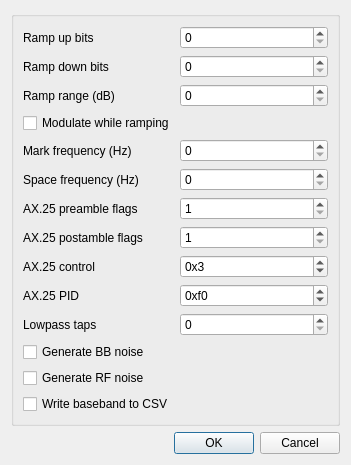
Qt form plugins/channeltx/modpacket/packetmodtxsettingsdialog.ui (f4exb/sdrangel) before a commit.
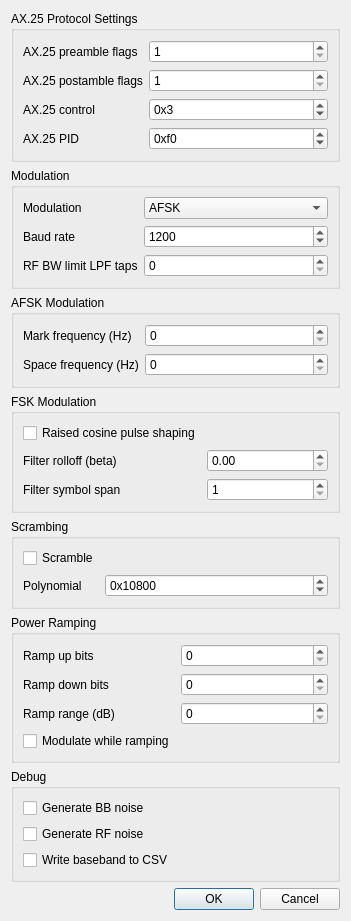
The same form after that commit.

Commit message: Add 9600 FSK modem with scrambler and raised-cosine pulse-shaping. Add baseband BPF for AFSK.

Diff of the .ui file:
```diff
--- a/plugins/channeltx/modpacket/packetmodtxsettingsdialog.ui
+++ b/plugins/channeltx/modpacket/packetmodtxsettingsdialog.ui
@@ -7,7 +7,7 @@
     <x>0</x>
     <y>0</y>
     <width>351</width>
-    <height>449</height>
+    <height>849</height>
    </rect>
   </property>
   <property name="font">
@@ -21,111 +21,19 @@
   </property>
   <layout class="QVBoxLayout" name="verticalLayout">
    <item>
-    <widget class="QGroupBox" name="groupBox">
-     <layout class="QFormLayout" name="formLayout">
+    <widget class="QGroupBox" name="ax25Group">
+     <property name="title">
+      <string>AX.25 Protocol Settings</string>
+     </property>
+     <layout class="QFormLayout" name="formLayout_4">
       <item row="0" column="0">
-       <widget class="QLabel" name="rampUpLabel">
-        <property name="text">
-         <string>Ramp up bits</string>
-        </property>
-       </widget>
-      </item>
-      <item row="0" column="1">
-       <widget class="QSpinBox" name="rampUp">
-        <property name="toolTip">
-         <string>Number of bits at start of frame during which output power is ramped up.</string>
-        </property>
-       </widget>
-      </item>
-      <item row="1" column="0">
-       <widget class="QLabel" name="rampDownLabel">
-        <property name="text">
-         <string>Ramp down bits</string>
-        </property>
-       </widget>
-      </item>
-      <item row="1" column="1">
-       <widget class="QSpinBox" name="rampDown">
-        <property name="toolTip">
-         <string>Number of bits at end of frame during which output power is ramped down.</string>
-        </property>
-       </widget>
-      </item>
-      <item row="2" column="0">
-       <widget class="QLabel" name="rampRangeLabel">
-        <property name="text">
-         <string>Ramp range (dB)</string>
-        </property>
-       </widget>
-      </item>
-      <item row="2" column="1">
-       <widget class="QSpinBox" name="rampRange">
-        <property name="toolTip">
-         <string>Range in dB over which power is ramped up or down. E.g. a value of 60 causes power to be ramped from -60dB to 0dB.</string>
-        </property>
-        <property name="maximum">
-         <number>120</number>
-        </property>
-       </widget>
-      </item>
-      <item row="3" column="0" colspan="2">
-       <widget class="QCheckBox" name="modulateWhileRamping">
-        <property name="toolTip">
-         <string>Modulate during ramping.</string>
-        </property>
-        <property name="text">
-         <string>Modulate while ramping</string>
-        </property>
-       </widget>
-      </item>
-      <item row="4" column="0">
-       <widget class="QLabel" name="markFrequencyLabel">
-        <property name="text">
-         <string>Mark frequency (Hz)</string>
-        </property>
-       </widget>
-      </item>
-      <item row="4" column="1">
-       <widget class="QSpinBox" name="markFrequency">
-        <property name="toolTip">
-         <string>Frequency of tone to generate for a mark (1).</string>
-        </property>
-        <property name="maximum">
-         <number>24000</number>
-        </property>
-        <property name="singleStep">
-         <number>100</number>
-        </property>
-       </widget>
-      </item>
-      <item row="5" column="0">
-       <widget class="QLabel" name="spaceFrequencyLabel">
-        <property name="text">
-         <string>Space frequency (Hz)</string>
-        </property>
-       </widget>
-      </item>
-      <item row="5" column="1">
-       <widget class="QSpinBox" name="spaceFrequency">
-        <property name="toolTip">
-         <string>Frequency of tone to generate for a space (0).</string>
-        </property>
-        <property name="maximum">
-         <number>24000</number>
-        </property>
-        <property name="singleStep">
-         <number>100</number>
-        </property>
-       </widget>
-      </item>
-      <item row="6" column="0">
        <widget class="QLabel" name="ax25PreFlagsLabel">
         <property name="text">
          <string>AX.25 preamble flags</string>
         </property>
        </widget>
       </item>
-      <item row="6" column="1">
+      <item row="0" column="1">
        <widget class="QSpinBox" name="ax25PreFlags">
         <property name="toolTip">
          <string>Number of flags to be transmitted before the frame. This gives more time for a receiver to unmute.</string>
@@ -138,14 +46,14 @@
         </property>
        </widget>
       </item>
-      <item row="7" column="0">
+      <item row="1" column="0">
        <widget class="QLabel" name="ax25PostFlagsLabel">
         <property name="text">
          <string>AX.25 postamble flags</string>
         </property>
        </widget>
       </item>
-      <item row="7" column="1">
+      <item row="1" column="1">
        <widget class="QSpinBox" name="ax25PostFlags">
         <property name="toolTip">
          <string>Number of flags to be transmitted after the frame.</string>
@@ -158,14 +66,14 @@
         </property>
        </widget>
       </item>
-      <item row="8" column="0">
+      <item row="2" column="0">
        <widget class="QLabel" name="ax25ControlLabel">
         <property name="text">
          <string>AX.25 control</string>
         </property>
        </widget>
       </item>
-      <item row="8" column="1">
+      <item row="2" column="1">
        <widget class="QSpinBox" name="ax25Control">
         <property name="toolTip">
          <string>Value of control field in AX.25 frame.</string>
@@ -184,14 +92,14 @@
         </property>
        </widget>
       </item>
-      <item row="9" column="0">
+      <item row="3" column="0">
        <widget class="QLabel" name="ax25PIDLabel">
         <property name="text">
          <string>AX.25 PID</string>
         </property>
        </widget>
       </item>
-      <item row="9" column="1">
+      <item row="3" column="1">
        <widget class="QSpinBox" name="ax25PID">
         <property name="toolTip">
          <string>Value of PID field in AX.25 frame. Use 0xf0 for no L3.</string>
@@ -210,14 +118,67 @@
         </property>
        </widget>
       </item>
-      <item row="10" column="0">
+     </layout>
+    </widget>
+   </item>
+   <item>
+    <widget class="QGroupBox" name="baudGroup">
+     <property name="title">
+      <string>Modulation</string>
+     </property>
+     <layout class="QFormLayout" name="formLayout_8">
+      <item row="1" column="0">
+       <widget class="QLabel" name="baudLabel">
+        <property name="text">
+         <string>Baud rate</string>
+        </property>
+       </widget>
+      </item>
+      <item row="1" column="1">
+       <widget class="QSpinBox" name="baud">
+        <property name="toolTip">
+         <string>Baud rate (symbols per second).</string>
+        </property>
+        <property name="maximum">
+         <number>100000</number>
+        </property>
+        <property name="value">
+         <number>1200</number>
+        </property>
+       </widget>
+      </item>
+      <item row="0" column="1">
+       <widget class="QComboBox" name="modulation">
+        <property name="toolTip">
+         <string>Modulaton type.</string>
+        </property>
+        <item>
+         <property name="text">
+          <string>AFSK</string>
+         </property>
+        </item>
+        <item>
+         <property name="text">
+          <string>FSK</string>
+         </property>
+        </item>
+       </widget>
+      </item>
+      <item row="0" column="0">
+       <widget class="QLabel" name="modulationLabel">
+        <property name="text">
+         <string>Modulation</string>
+        </property>
+       </widget>
+      </item>
+      <item row="2" column="0">
        <widget class="QLabel" name="lpfTapsLabel">
         <property name="text">
-         <string>Lowpass taps</string>
+         <string>RF BW limit LPF taps</string>
         </property>
        </widget>
       </item>
-      <item row="10" column="1">
+      <item row="2" column="1">
        <widget class="QSpinBox" name="lpfTaps">
         <property name="toolTip">
          <string>Number of taps in LPF for RF BW filter.</string>
@@ -227,7 +188,243 @@
         </property>
        </widget>
       </item>
-      <item row="12" column="0">
+     </layout>
+    </widget>
+   </item>
+   <item>
+    <widget class="QGroupBox" name="afskGroup">
+     <property name="title">
+      <string>AFSK Modulation</string>
+     </property>
+     <layout class="QFormLayout" name="formLayout_5">
+      <item row="0" column="1">
+       <widget class="QSpinBox" name="markFrequency">
+        <property name="toolTip">
+         <string>Frequency of tone to generate for a mark (1).</string>
+        </property>
+        <property name="maximum">
+         <number>24000</number>
+        </property>
+        <property name="singleStep">
+         <number>100</number>
+        </property>
+       </widget>
+      </item>
+      <item row="0" column="0">
+       <widget class="QLabel" name="markFrequencyLabel">
+        <property name="text">
+         <string>Mark frequency (Hz)</string>
+        </property>
+       </widget>
+      </item>
+      <item row="1" column="0">
+       <widget class="QLabel" name="spaceFrequencyLabel">
+        <property name="text">
+         <string>Space frequency (Hz)</string>
+        </property>
+       </widget>
+      </item>
+      <item row="1" column="1">
+       <widget class="QSpinBox" name="spaceFrequency">
+        <property name="toolTip">
+         <string>Frequency of tone to generate for a space (0).</string>
+        </property>
+        <property name="maximum">
+         <number>24000</number>
+        </property>
+        <property name="singleStep">
+         <number>100</number>
+        </property>
+       </widget>
+      </item>
+     </layout>
+    </widget>
+   </item>
+   <item>
+    <widget class="QGroupBox" name="fskGroup">
+     <property name="title">
+      <string>FSK Modulation</string>
+     </property>
+     <layout class="QFormLayout" name="formLayout_2">
+      <item row="0" column="0">
+       <widget class="QCheckBox" name="pulseShaping">
+        <property name="toolTip">
+         <string>Enable raised cosine pulse shaping filter</string>
+        </property>
+        <property name="text">
+         <string>Raised cosine pulse shaping</string>
+        </property>
+       </widget>
+      </item>
+      <item row="1" column="1">
+       <widget class="QDoubleSpinBox" name="beta">
+        <property name="toolTip">
+         <string>Roll-off of the filter</string>
+        </property>
+        <property name="maximum">
+         <double>1.000000000000000</double>
+        </property>
+        <property name="singleStep">
+         <double>0.250000000000000</double>
+        </property>
+       </widget>
+      </item>
+      <item row="2" column="1">
+       <widget class="QSpinBox" name="symbolSpan">
+        <property name="toolTip">
+         <string>Number of symbols over which filter is applied</string>
+        </property>
+        <property name="minimum">
+         <number>1</number>
+        </property>
+        <property name="maximum">
+         <number>20</number>
+        </property>
+       </widget>
+      </item>
+      <item row="1" column="0">
+       <widget class="QLabel" name="betaLabel">
+        <property name="text">
+         <string>Filter rolloff (beta)</string>
+        </property>
+       </widget>
+      </item>
+      <item row="2" column="0">
+       <widget class="QLabel" name="symbolSpanLabel">
+        <property name="text">
+         <string>Filter symbol span</string>
+        </property>
+       </widget>
+      </item>
+     </layout>
+    </widget>
+   </item>
+   <item>
+    <widget class="QGroupBox" name="scramblingGroup">
+     <property name="title">
+      <string>Scrambing</string>
+     </property>
+     <layout class="QFormLayout" name="formLayout">
+      <item row="0" column="0">
+       <widget class="QCheckBox" name="scramble">
+        <property name="toolTip">
+         <string>Enabling scrambling.</string>
+        </property>
+        <property name="text">
+         <string>Scramble</string>
+        </property>
+       </widget>
+      </item>
+      <item row="1" column="0">
+       <widget class="QLabel" name="polynomialLabel">
+        <property name="text">
+         <string>Polynomial</string>
+        </property>
+       </widget>
+      </item>
+      <item row="1" column="1">
+       <widget class="QSpinBox" name="polynomial">
+        <property name="toolTip">
+         <string>Polynomial of the scrambler. The +1 is implicit.</string>
+        </property>
+        <property name="prefix">
+         <string>0x</string>
+        </property>
+        <property name="maximum">
+         <number>2147483647</number>
+        </property>
+        <property name="value">
+         <number>67584</number>
+        </property>
+        <property name="displayIntegerBase">
+         <number>16</number>
+        </property>
+       </widget>
+      </item>
+     </layout>
+    </widget>
+   </item>
+   <item>
+    <widget class="QGroupBox" name="powerRampingGroup">
+     <property name="title">
+      <string>Power Ramping</string>
+     </property>
+     <layout class="QFormLayout" name="formLayout_6">
+      <item row="0" column="0">
+       <widget class="QLabel" name="rampUpLabel">
+        <property name="text">
+         <string>Ramp up bits</string>
+        </property>
+       </widget>
+      </item>
+      <item row="0" column="1">
+       <widget class="QSpinBox" name="rampUp">
+        <property name="toolTip">
+         <string>Number of bits at start of frame during which output power is ramped up.</string>
+        </property>
+       </widget>
+      </item>
+      <item row="1" column="0">
+       <widget class="QLabel" name="rampDownLabel">
+        <property name="text">
+         <string>Ramp down bits</string>
+        </property>
+       </widget>
+      </item>
+      <item row="1" column="1">
+       <widget class="QSpinBox" name="rampDown">
+        <property name="toolTip">
+         <string>Number of bits at end of frame during which output power is ramped down.</string>
+        </property>
+       </widget>
+      </item>
+      <item row="2" column="0">
+       <widget class="QLabel" name="rampRangeLabel">
+        <property name="text">
+         <string>Ramp range (dB)</string>
+        </property>
+       </widget>
+      </item>
+      <item row="2" column="1">
+       <widget class="QSpinBox" name="rampRange">
+        <property name="toolTip">
+         <string>Range in dB over which power is ramped up or down. E.g. a value of 60 causes power to be ramped from -60dB to 0dB.</string>
+        </property>
+        <property name="maximum">
+         <number>120</number>
+        </property>
+       </widget>
+      </item>
+      <item row="3" column="0">
+       <widget class="QCheckBox" name="modulateWhileRamping">
+        <property name="toolTip">
+         <string>Modulate during ramping.</string>
+        </property>
+        <property name="text">
+         <string>Modulate while ramping</string>
+        </property>
+       </widget>
+      </item>
+     </layout>
+    </widget>
+   </item>
+   <item>
+    <widget class="QGroupBox" name="debugGroup">
+     <property name="title">
+      <string>Debug</string>
+     </property>
+     <layout class="QFormLayout" name="formLayout_3">
+      <item row="0" column="0">
+       <widget class="QCheckBox" name="bbNoise">
+        <property name="toolTip">
+         <string>Generate white noise as baseband signal.</string>
+        </property>
+        <property name="text">
+         <string>Generate BB noise</string>
+        </property>
+       </widget>
+      </item>
+      <item row="1" column="0">
        <widget class="QCheckBox" name="rfNoise">
         <property name="toolTip">
          <string>Generate white noise as RF signal.</string>
@@ -237,7 +434,7 @@
         </property>
        </widget>
       </item>
-      <item row="13" column="0">
+      <item row="2" column="0">
        <widget class="QCheckBox" name="writeToFile">
         <property name="sizePolicy">
          <sizepolicy hsizetype="Minimum" vsizetype="Fixed">
@@ -253,16 +450,6 @@
         </property>
        </widget>
       </item>
-      <item row="11" column="0">
-       <widget class="QCheckBox" name="bbNoise">
-        <property name="toolTip">
-         <string>Generate white noise as baseband signal.</string>
-        </property>
-        <property name="text">
-         <string>Generate BB noise</string>
-        </property>
-       </widget>
-      </item>
      </layout>
     </widget>
    </item>
```
Left out of the diff: 16 changed lines with no effect on the pictures. The commit also changes 25 other files.
